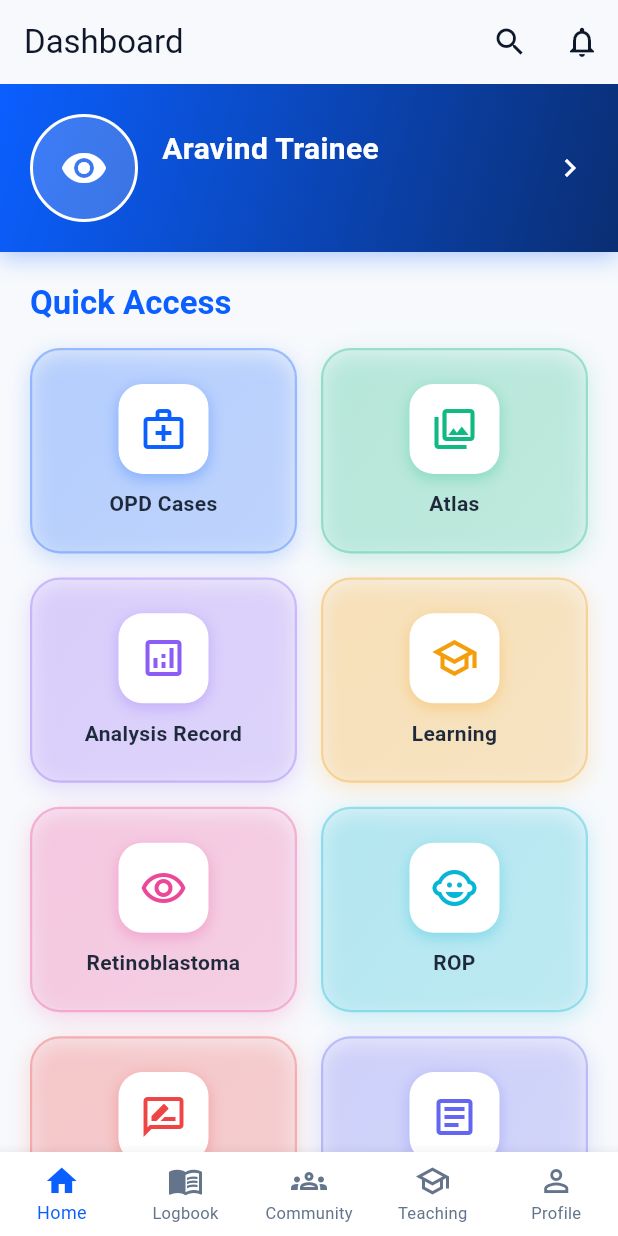
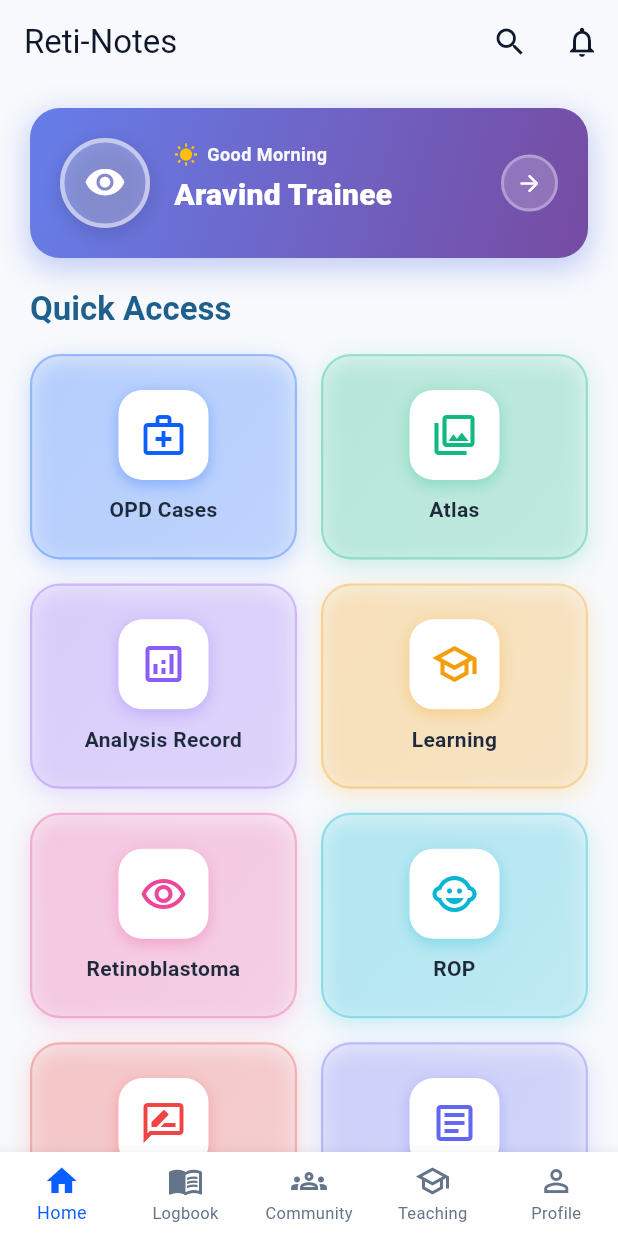
Before and after one commit to AdiCoder33/AECi, a Flutter app: the HomeScreen screen opened by its route, on a phone screen of 412 x 824 dp. Run offline on Flutter 3.47's test engine with Material 3 defaults, Android fonts, the light colour scheme and no system bars; our stand-ins replace csv, flutter_riverpod, go_router, google_sign_in, image_picker, printing and 3 more; missing offline and left inert: postgrest; accounts and stored records are empty.

Commit message:
Update dashboard UI: Transform greeting to card style with time-based greetings and change title to Reti-Notes

```diff
--- a/lib/features/home/presentation/home_screen.dart
+++ b/lib/features/home/presentation/home_screen.dart
@@ -21,7 +21,7 @@ class HomeScreen extends ConsumerWidget {
 
     return Scaffold(
       appBar: AppBar(
-        title: const Text('Dashboard'),
+        title: const Text('Reti-Notes'),
         actions: [
           IconButton(
             icon: const Icon(Icons.search),
@@ -35,26 +35,24 @@ class HomeScreen extends ConsumerWidget {
       ),
       body: SafeArea(
         child: SingleChildScrollView(
+          child: Padding(
+            padding: const EdgeInsets.symmetric(horizontal: 20),
             child: Column(
               crossAxisAlignment: CrossAxisAlignment.start,
               children: [
-              _ProfileHeader(
+                const SizedBox(height: 16),
+                _ProfileCard(
                   name: displayName,
                   designation: profile?.designation,
                   centre: profile?.aravindCentre ?? profile?.centre,
                   onTap: () => context.go('/profile'),
                 ),
                 const SizedBox(height: 20),
-              Padding(
-                padding: const EdgeInsets.symmetric(horizontal: 20),
-                child: Column(
-                  crossAxisAlignment: CrossAxisAlignment.start,
-                  children: [
                 Text(
                   'Quick Access',
                   style: Theme.of(context).textTheme.titleLarge?.copyWith(
                         fontWeight: FontWeight.w700,
-                            color: const Color(0xFF0B5FFF),
+                        color: const Color(0xFF1E5F8C),
                       ),
                 ),
                 const SizedBox(height: 16),
@@ -62,8 +60,6 @@ class HomeScreen extends ConsumerWidget {
                 const SizedBox(height: 24),
               ],
             ),
-              ),
-            ],
           ),
         ),
       ),
@@ -181,8 +177,8 @@ class _ActionTile extends StatelessWidget {
   }
 }
 
-class _ProfileHeader extends StatelessWidget {
-  const _ProfileHeader({
+class _ProfileCard extends StatelessWidget {
+  const _ProfileCard({
     required this.name,
     required this.designation,
     required this.centre,
@@ -196,61 +192,219 @@ class _ProfileHeader extends StatelessWidget {
 
   @override
   Widget build(BuildContext context) {
+    // Get greeting based on time of day
+    final hour = DateTime.now().hour;
+    String greeting;
+    IconData greetingIcon;
+    Color iconColor;
+    if (hour < 12) {
+      greeting = 'Good Morning';
+      greetingIcon = Icons.wb_sunny;
+      iconColor = Colors.amber;
+    } else if (hour < 17) {
+      greeting = 'Good Afternoon';
+      greetingIcon = Icons.wb_sunny_outlined;
+      iconColor = Colors.orange;
+    } else if (hour < 21) {
+      greeting = 'Good Evening';
+      greetingIcon = Icons.nightlight_round;
+      iconColor = const Color(0xFF6366F1);
+    } else {
+      greeting = 'Good Night';
+      greetingIcon = Icons.bedtime;
+      iconColor = const Color(0xFF8B5CF6);
+    }
+
+    // Get role-specific greeting
+    String roleGreeting = '';
+    if (designation != null) {
+      switch (designation!.toLowerCase()) {
+        case 'fellow':
+          roleGreeting = 'Fellow';
+          break;
+        case 'consultant':
+          roleGreeting = 'Consultant';
+          break;
+        case 'reviewer':
+          roleGreeting = 'Reviewer';
+          break;
+        case 'resident':
+          roleGreeting = 'Resident';
+          break;
+        default:
+          roleGreeting = 'Professional';
+      }
+    }
+
     return InkWell(
       onTap: onTap,
+      borderRadius: BorderRadius.circular(20),
       child: Container(
         padding: const EdgeInsets.all(20),
         decoration: BoxDecoration(
           gradient: const LinearGradient(
-            colors: [Color(0xFF0B5FFF), Color(0xFF0A2E73)],
+            colors: [Color(0xFF667EEA), Color(0xFF764BA2)],
             begin: Alignment.topLeft,
             end: Alignment.bottomRight,
           ),
+          borderRadius: BorderRadius.circular(20),
           boxShadow: [
             BoxShadow(
-              color: const Color(0xFF0B5FFF).withOpacity(0.3),
-              blurRadius: 12,
-              offset: const Offset(0, 4),
+              color: const Color(0xFF667EEA).withOpacity(0.35),
+              blurRadius: 16,
+              offset: const Offset(0, 6),
+              spreadRadius: 2,
             ),
           ],
         ),
         child: Row(
           children: [
             Container(
-              width: 72,
-              height: 72,
+              width: 60,
+              height: 60,
               decoration: BoxDecoration(
                 shape: BoxShape.circle,
-                color: Colors.white.withOpacity(0.2),
-                border: Border.all(color: Colors.white, width: 2),
+                color: Colors.white.withOpacity(0.25),
+                border: Border.all(
+                  color: Colors.white.withOpacity(0.5),
+                  width: 3,
                 ),
-              child: const Icon(Icons.visibility, color: Colors.white, size: 32),
+                boxShadow: [
+                  BoxShadow(
+                    color: Colors.black.withOpacity(0.15),
+                    blurRadius: 10,
+                    offset: const Offset(0, 3),
+                  ),
+                ],
+              ),
+              child: const Icon(
+                Icons.visibility_rounded,
+                color: Colors.white,
+                size: 28,
+              ),
             ),
             const SizedBox(width: 16),
             Expanded(
               child: Column(
                 crossAxisAlignment: CrossAxisAlignment.start,
+                mainAxisSize: MainAxisSize.min,
                 children: [
+                  Row(
+                    children: [
+                      Icon(
+                        greetingIcon,
+                        color: iconColor,
+                        size: 16,
+                      ),
+                      const SizedBox(width: 6),
+                      Text(
+                        greeting,
+                        style: TextStyle(
+                          color: Colors.white.withOpacity(0.95),
+                          fontSize: 12,
+                          fontWeight: FontWeight.w600,
+                          letterSpacing: 0.3,
+                        ),
+                      ),
+                    ],
+                  ),
+                  const SizedBox(height: 6),
                   Text(
                     name ?? 'Aravind Trainee',
                     style: const TextStyle(
                       color: Colors.white,
                       fontSize: 20,
-                      fontWeight: FontWeight.w700,
+                      fontWeight: FontWeight.w800,
+                      letterSpacing: 0.2,
+                      height: 1.2,
                     ),
                   ),
-                  const SizedBox(height: 4),
+                  const SizedBox(height: 8),
+                  Row(
+                    children: [
+                      if (roleGreeting.isNotEmpty) ...[
+                        Container(
+                          padding: const EdgeInsets.symmetric(
+                            horizontal: 8,
+                            vertical: 3,
+                          ),
+                          decoration: BoxDecoration(
+                            color: Colors.white.withOpacity(0.25),
+                            borderRadius: BorderRadius.circular(12),
+                            border: Border.all(
+                              color: Colors.white.withOpacity(0.4),
+                              width: 1.5,
+                            ),
+                          ),
+                          child: Row(
+                            mainAxisSize: MainAxisSize.min,
+                            children: [
+                              Icon(
+                                Icons.workspace_premium_rounded,
+                                size: 11,
+                                color: Colors.amber[300],
+                              ),
+                              const SizedBox(width: 3),
                               Text(
-                    [designation, centre].where((e) => (e ?? '').isNotEmpty).join(' | '),
-                    style: TextStyle(
-                      color: Colors.white.withOpacity(0.9),
-                      fontSize: 14,
+                                roleGreeting,
+                                style: const TextStyle(
+                                  color: Colors.white,
+                                  fontSize: 10,
+                                  fontWeight: FontWeight.w700,
+                                  letterSpacing: 0.3,
                                 ),
                               ),
                             ],
                           ),
                         ),
-            const Icon(Icons.chevron_right, color: Colors.white),
+                        const SizedBox(width: 8),
+                      ],
+                      if (centre != null && centre!.isNotEmpty)
+                        Flexible(
+                          child: Row(
+                            children: [
+                              Icon(
+                                Icons.location_on_rounded,
+                                size: 11,
+                                color: Colors.white.withOpacity(0.85),
+                              ),
+                              const SizedBox(width: 3),
+                              Flexible(
+                                child: Text(
+                                  centre!,
+                                  style: TextStyle(
+                                    color: Colors.white.withOpacity(0.9),
+                                    fontSize: 10,
+                                    fontWeight: FontWeight.w500,
+                                  ),
+                                  maxLines: 1,
+                                  overflow: TextOverflow.ellipsis,
+                                ),
+                              ),
+                            ],
+                          ),
+                        ),
+                    ],
+                  ),
+                ],
+              ),
+            ),
+            Container(
+              padding: const EdgeInsets.all(8),
+              decoration: BoxDecoration(
+                color: Colors.white.withOpacity(0.2),
+                shape: BoxShape.circle,
+                border: Border.all(
+                  color: Colors.white.withOpacity(0.3),
+                  width: 2,
+                ),
+              ),
+              child: const Icon(
+                Icons.arrow_forward_rounded,
+                color: Colors.white,
+                size: 18,
+              ),
+            ),
           ],
         ),
       ),
```
Lines whose indentation alone changed are shown as unchanged.
